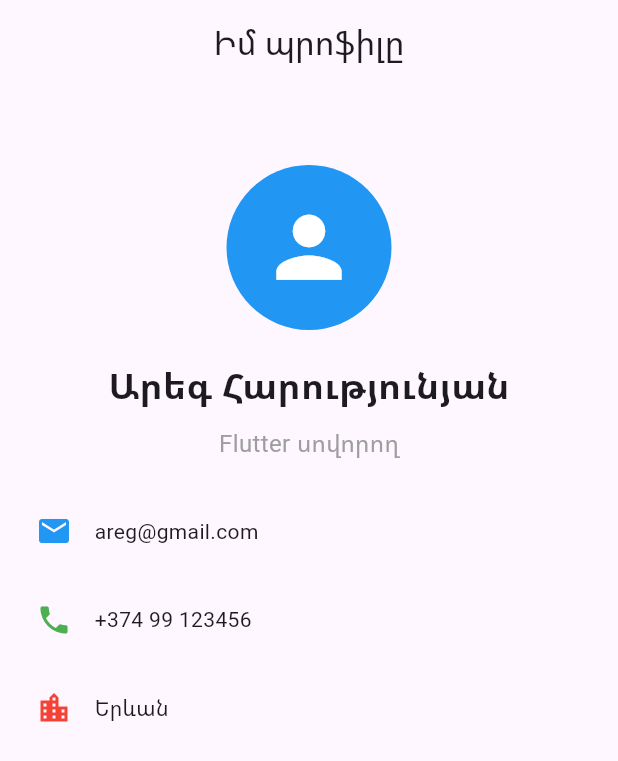
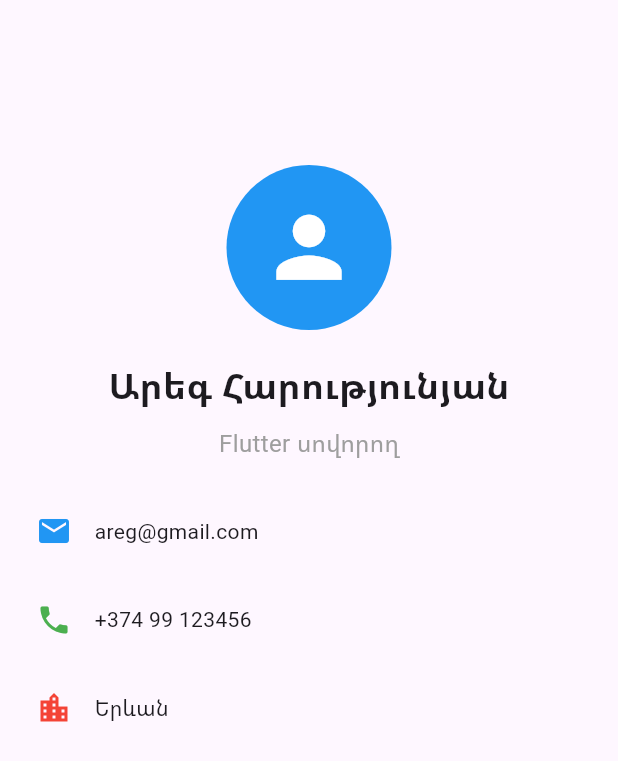
Before and after one commit to aregharutyunyan246-sudo/Home, a Flutter app: the screen it shows after launch, on a phone screen of 412 x 824 dp. Shown: the top 761 px of the screen. Run offline on Flutter 3.47's test engine with Material 3 defaults, Android fonts, the phone set to English and light mode, and no system bars.

Commit message:
Add three Flutter projects

```diff
--- a/profile_card/lib/main.dart
+++ b/profile_card/lib/main.dart
@@ -10,14 +10,18 @@ void main() {
   );
 }
 
-class MyApp extends StatelessWidget {
+class MyApp extends StatefulWidget {
   const MyApp({super.key});
 
+  @override
+  State<MyApp> createState() => _MyAppState();
+}
+
+class _MyAppState extends State<MyApp> {
   @override
   Widget build(BuildContext context) {
     return Scaffold(
       appBar: AppBar(
-        title: Text('Իմ պրոֆիլը'),
         centerTitle: true,
       ),
       body: Padding(
@@ -36,7 +40,7 @@ class MyApp extends StatelessWidget {
               ),
             ),
             SizedBox(height: 20),
-            Text(
+            const Text(
               'Արեգ Հարությունյան',
               style: TextStyle(
                 fontSize: 24,
@@ -44,7 +48,7 @@ class MyApp extends StatelessWidget {
               ),
             ),
             SizedBox(height: 8),
-            Text(
+            const Text(
               'Flutter սովորող',
               style: TextStyle(
                 fontSize: 16,
@@ -56,7 +60,7 @@ class MyApp extends StatelessWidget {
               children: [
                 Icon(Icons.email, color: Colors.blue),
                 SizedBox(width: 15),
-                Text('areg@gmail.com'),
+                const Text('areg@gmail.com'),
               ],
             ),
             SizedBox(height: 35),
@@ -64,7 +68,7 @@ class MyApp extends StatelessWidget {
               children: [
                 Icon(Icons.phone, color: Colors.green),
                 SizedBox(width: 15),
-                Text('+374 99 123456'),
+                const Text('+374 99 123456'),
               ],
             ),
             SizedBox(height: 35),
@@ -72,7 +76,7 @@ class MyApp extends StatelessWidget {
               children: [
                 Icon(Icons.location_city, color: Colors.red),
                 SizedBox(width: 15),
-                Text('Երևան'),
+                const Text('Երևան'),
               ],
             ),
           ],
```
